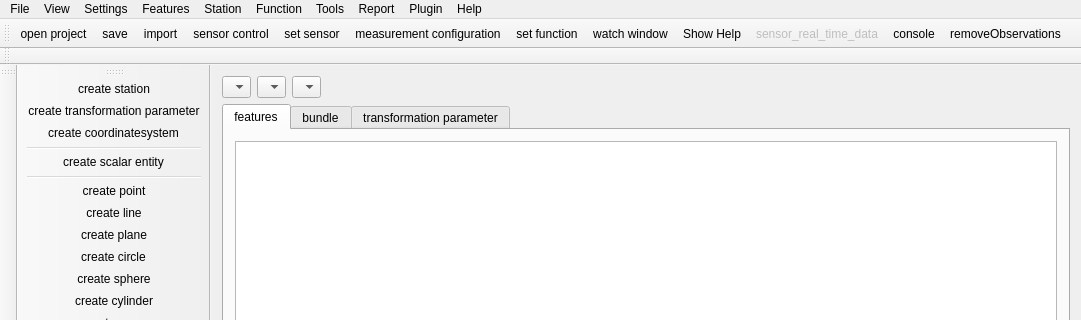
OpenIndy/OpenIndy, file ui/mainwindow.ui: the form before one commit; both pictures show x 0 to 1081 and y 0 to 320 of the 1081 by 657 pixel window.
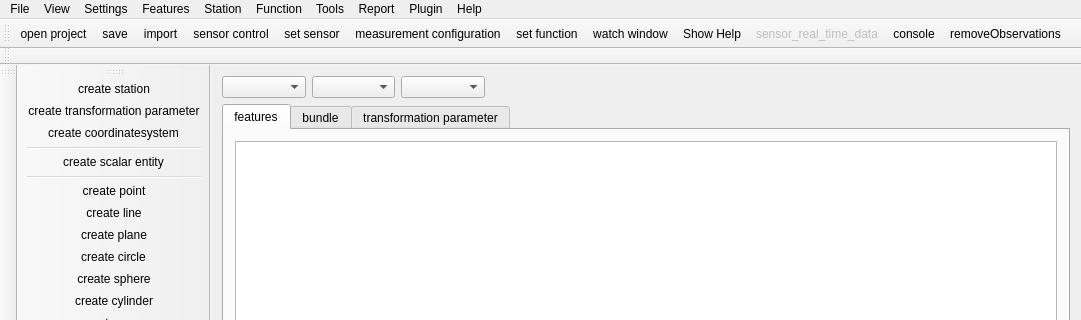
The form after the commit. Icons and pictures are not drawn.

What changed in the file:
```diff
--- a/ui/mainwindow.ui
+++ b/ui/mainwindow.ui
@@ -49,7 +49,10 @@
     <item row="0" column="0">
      <layout class="QVBoxLayout" name="verticalLayout_2">
       <item>
-       <layout class="QHBoxLayout" name="horizontalLayout">
+       <layout class="QHBoxLayout" name="horizontalLayout" stretch="2,2,2,14">
+        <property name="sizeConstraint">
+         <enum>QLayout::SetFixedSize</enum>
+        </property>
         <item>
          <widget class="QComboBox" name="comboBox_activeCoordSystem">
           <property name="sizePolicy">
@@ -102,6 +105,9 @@
           <property name="sizeAdjustPolicy">
            <enum>QComboBox::AdjustToMinimumContentsLength</enum>
           </property>
+          <property name="minimumContentsLength">
+           <number>0</number>
+          </property>
           <property name="modelColumn">
            <number>0</number>
           </property>
```
Left out of the diff: 3 changed lines with no effect on the pictures.
